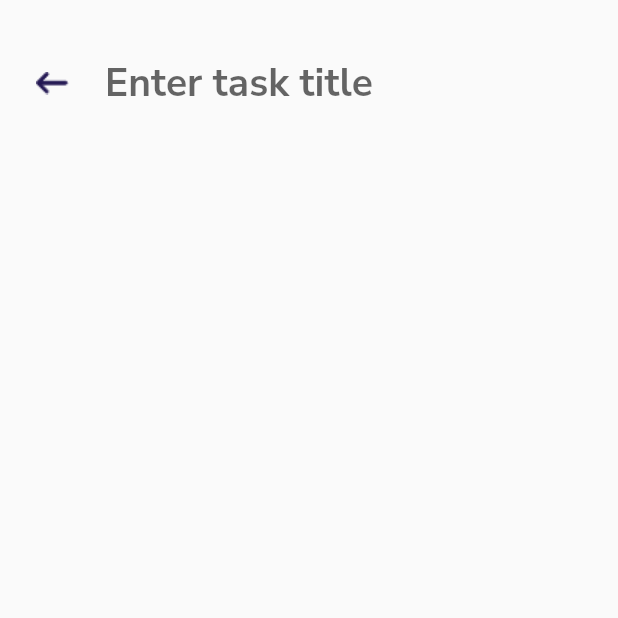
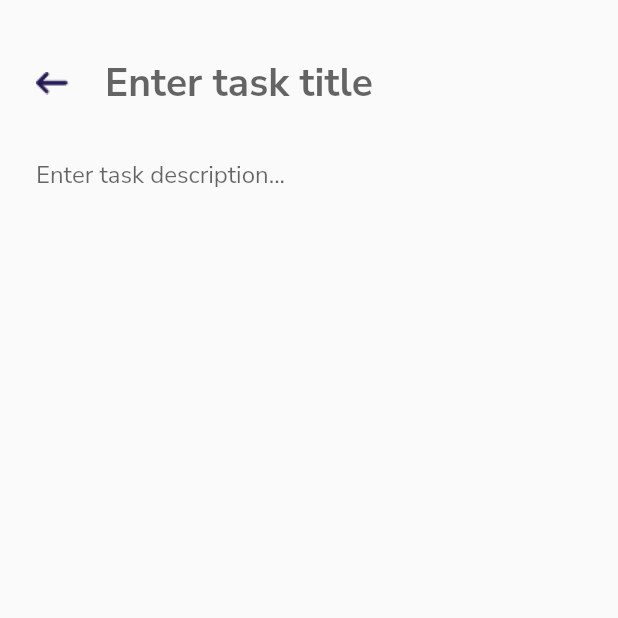
Before and after one commit to stonecoldanmol/todoverse, a Flutter app: the TaskPage screen opened directly, on a phone screen of 412 x 824 dp, the top half of it. Run offline on Flutter 3.47's test engine with Material 2 defaults, Android fonts, the phone set to English and light mode, and no system bars; our stand-ins replace google_fonts.

Commit message:
Adding functions in task Page

```diff
--- a/lib/screens/taskpage.dart
+++ b/lib/screens/taskpage.dart
@@ -19,13 +19,19 @@ class _TaskPageState extends State<TaskPage>
               child: Column(
                 children: <Widget>[
                   Padding(
-                    padding: EdgeInsets.symmetric(vertical: 24.0),
+                    padding: EdgeInsets.only(top: 24.0,bottom: 6.0),
                     child: Row(
                       children: <Widget>[
-                        Padding(
-                          padding: const EdgeInsets.all(24.0),
-                          child: Image(
-                              image:AssetImage('assets/images/back_arrow_icon.png'),
+                        InkWell(
+                          onTap: ()
+                          {
+                            Navigator.pop(context);
+                          },
+                          child: Padding(
+                            padding: const EdgeInsets.all(24.0),
+                            child: Image(
+                                image:AssetImage('assets/images/back_arrow_icon.png'),
+                            ),
                           ),
                         ),
                         Expanded(
@@ -43,7 +49,17 @@ class _TaskPageState extends State<TaskPage>
                         ),
                       ],
                     ),
-                  )
+                  ),
+                  TextField(
+                    decoration: InputDecoration(
+                      hintText: 'Enter task description...',
+                      border: InputBorder.none,
+                      contentPadding: EdgeInsets.symmetric(
+                        horizontal: 24.0,
+
+                      )
+                    ),
+                  ),
                 ],
               )
         ),
```
